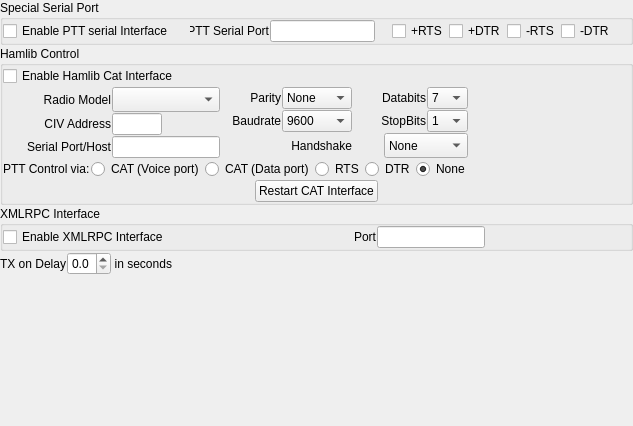
Before: the Qt Designer form src/config/rigconfig.ui in ON4QZ/QSSTV, drawn with Qt 5.
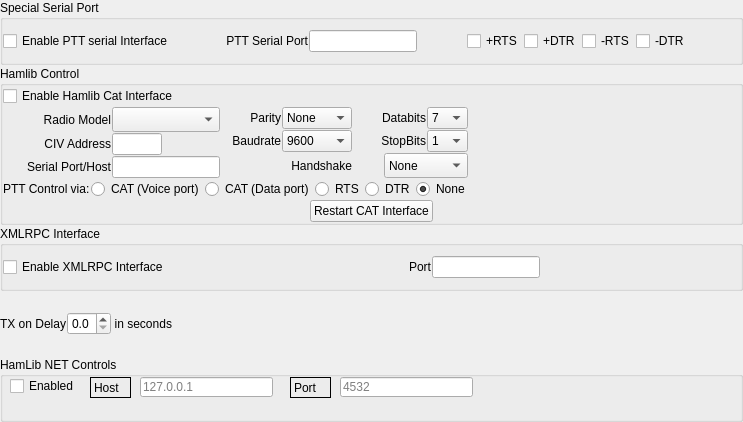
After: the same form once the commit is applied.

Commit message: Update UI to include hamlib NET

Diff of the .ui file:
```diff
--- a/src/config/rigconfig.ui
+++ b/src/config/rigconfig.ui
@@ -6,8 +6,8 @@
    <rect>
     <x>0</x>
     <y>0</y>
-    <width>633</width>
-    <height>426</height>
+    <width>743</width>
+    <height>422</height>
    </rect>
   </property>
   <property name="font">
@@ -837,17 +837,118 @@
     </layout>
    </item>
    <item>
-    <spacer name="verticalSpacer">
-     <property name="orientation">
-      <enum>Qt::Vertical</enum>
-     </property>
-     <property name="sizeHint" stdset="0">
+    <widget class="QGroupBox" name="groupBox_4">
+     <property name="maximumSize">
       <size>
-       <width>20</width>
-       <height>17</height>
+       <width>16777215</width>
+       <height>350</height>
       </size>
      </property>
-    </spacer>
+     <property name="title">
+      <string>HamLib NET Controls</string>
+     </property>
+     <widget class="QLabel" name="label_2">
+      <property name="geometry">
+       <rect>
+        <x>90</x>
+        <y>20</y>
+        <width>41</width>
+        <height>21</height>
+       </rect>
+      </property>
+      <property name="maximumSize">
+       <size>
+        <width>100</width>
+        <height>16777215</height>
+       </size>
+      </property>
+      <property name="frameShape">
+       <enum>QFrame::Box</enum>
+      </property>
+      <property name="text">
+       <string>Host</string>
+      </property>
+     </widget>
+     <widget class="QCheckBox" name="hamNetCheck">
+      <property name="geometry">
+       <rect>
+        <x>10</x>
+        <y>20</y>
+        <width>71</width>
+        <height>18</height>
+       </rect>
+      </property>
+      <property name="maximumSize">
+       <size>
+        <width>100</width>
+        <height>16777215</height>
+       </size>
+      </property>
+      <property name="text">
+       <string>Enabled</string>
+      </property>
+     </widget>
+     <widget class="QLineEdit" name="hamlibIpEdit">
+      <property name="geometry">
+       <rect>
+        <x>140</x>
+        <y>20</y>
+        <width>133</width>
+        <height>20</height>
+       </rect>
+      </property>
+      <property name="sizePolicy">
+       <sizepolicy hsizetype="Preferred" vsizetype="Fixed">
+        <horstretch>0</horstretch>
+        <verstretch>0</verstretch>
+       </sizepolicy>
+      </property>
+      <property name="placeholderText">
+       <string>127.0.0.1</string>
+      </property>
+     </widget>
+     <widget class="QLabel" name="label_3">
+      <property name="geometry">
+       <rect>
+        <x>290</x>
+        <y>20</y>
+        <width>41</width>
+        <height>21</height>
+       </rect>
+      </property>
+      <property name="maximumSize">
+       <size>
+        <width>100</width>
+        <height>16777215</height>
+       </size>
+      </property>
+      <property name="frameShape">
+       <enum>QFrame::Box</enum>
+      </property>
+      <property name="text">
+       <string>Port</string>
+      </property>
+     </widget>
+     <widget class="QLineEdit" name="hamLibPortEdit">
+      <property name="geometry">
+       <rect>
+        <x>340</x>
+        <y>20</y>
+        <width>133</width>
+        <height>20</height>
+       </rect>
+      </property>
+      <property name="sizePolicy">
+       <sizepolicy hsizetype="Preferred" vsizetype="Fixed">
+        <horstretch>0</horstretch>
+        <verstretch>0</verstretch>
+       </sizepolicy>
+      </property>
+      <property name="placeholderText">
+       <string>4532</string>
+      </property>
+     </widget>
+    </widget>
    </item>
   </layout>
  </widget>
```
The commit also changes 1 other file.
